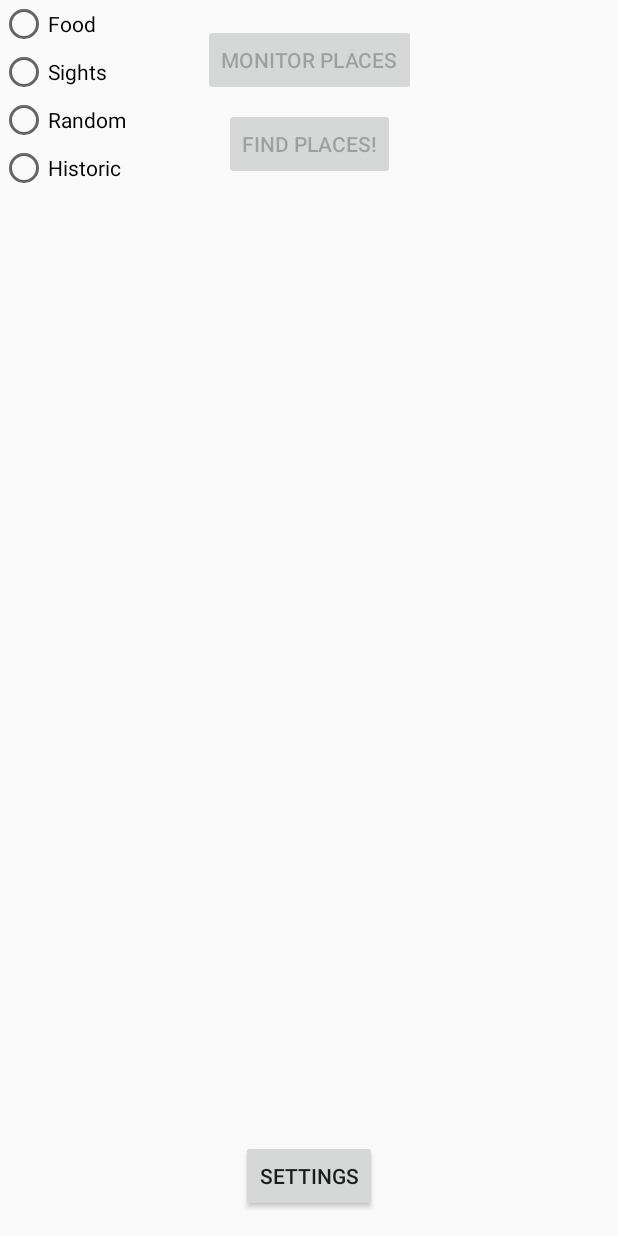
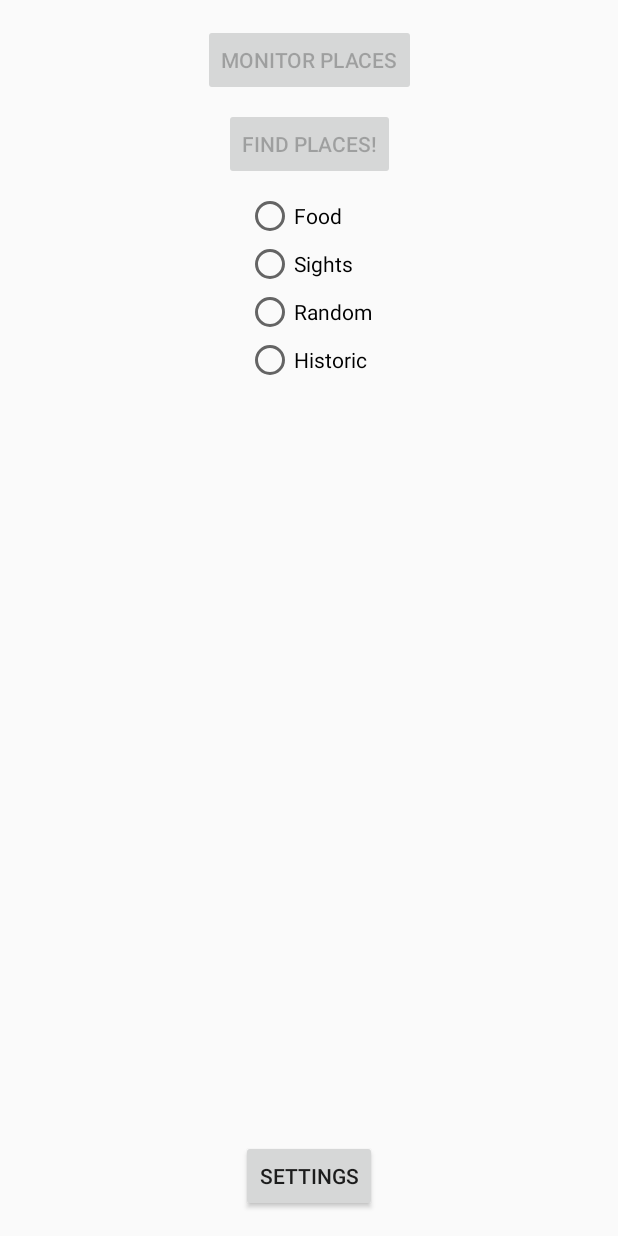
Before and after one commit to alexveshcher/WhatsAroundAndroid, an Android app: the screen it shows after launch (MainActivity), on a phone screen of 412 x 824 dp. Run offline under Robolectric (Android 15) with nearby library versions, the phone set to English and light mode, and no system bars; 1 statement that could not run was skipped.

```diff
--- a/app/build.gradle
+++ b/app/build.gradle
@@ -39,4 +39,6 @@ dependencies {
     compile 'com.android.support:support-vector-drawable:25.2.0'
     testCompile 'junit:junit:4.12'
     compile 'com.android.support.constraint:constraint-layout:+'
+    compile 'com.squareup.picasso:picasso:2.5.2'
+
 }
--- a/app/src/main/res/layout/activity_main.xml
+++ b/app/src/main/res/layout/activity_main.xml
@@ -30,11 +30,14 @@
             app:layout_constraintTop_toBottomOf="@+id/monitor_places_button"/>
 
     <RadioGroup
-            android:layout_width="fill_parent"
+            android:layout_width="wrap_content"
             android:layout_height="wrap_content"
             android:orientation="vertical"
             app:layout_anchorGravity="top|center_horizontal"
-            android:layout_gravity="center|center_horizontal">
+            android:layout_gravity="center|center_horizontal"
+            android:layout_marginTop="8dp" app:layout_constraintTop_toBottomOf="@+id/find_places_button"
+            android:layout_marginStart="16dp" app:layout_constraintLeft_toLeftOf="parent"
+            android:layout_marginEnd="16dp" app:layout_constraintRight_toRightOf="parent">
         <RadioButton android:id="@+id/food"
                      android:layout_width="wrap_content"
                      android:layout_height="wrap_content"
```
Also changed, not shown: app/src/main/java/ua/com/aveshcher/whatsaroundandroid/activity/PlaceDetailsActivity.java (+9 -0 lines), app/src/main/java/ua/com/aveshcher/whatsaroundandroid/dto/Place.java (+26 -0 lines), app/src/main/res/layout/activity_place_details.xml (+11 -4 lines).
